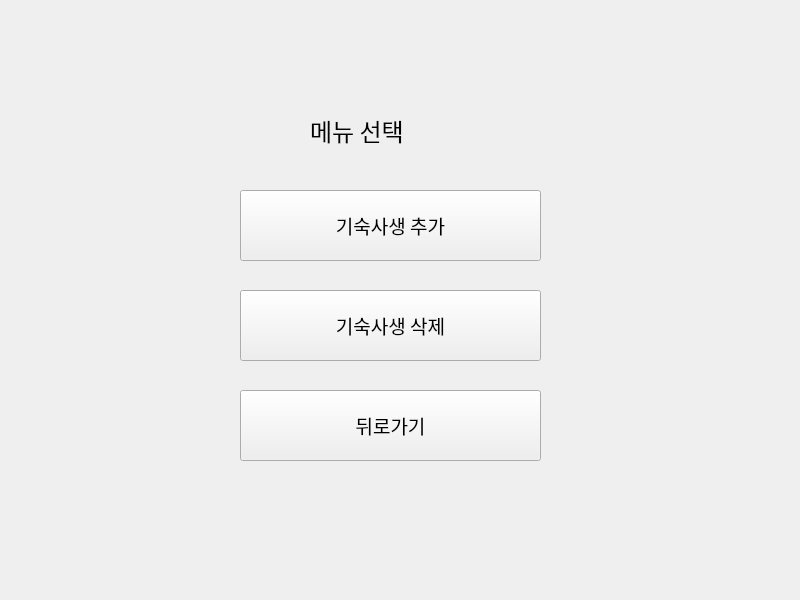
Old version of the form edit.ui in the repository Hyemin-12/goingout-journal.
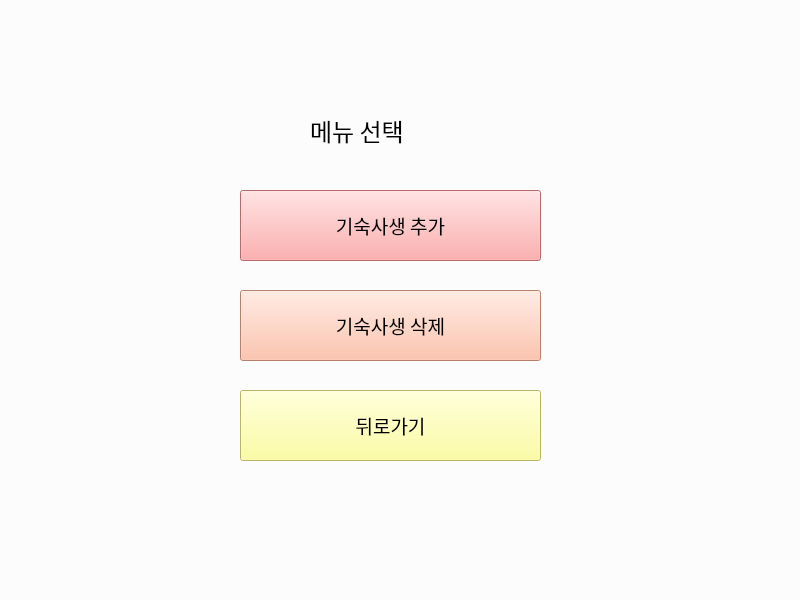
New version of the form.

Patch:
```diff
--- a/edit.ui
+++ b/edit.ui
@@ -13,6 +13,9 @@
   <property name="windowTitle">
    <string>Form</string>
   </property>
+  <property name="styleSheet">
+   <string notr="true">background:rgb(252, 252, 252);</string>
+  </property>
   <widget class="QPushButton" name="btn_add">
    <property name="geometry">
     <rect>
@@ -28,6 +31,9 @@
      <pointsize>14</pointsize>
     </font>
    </property>
+   <property name="styleSheet">
+    <string notr="true">background:rgb(255, 150, 150);</string>
+   </property>
    <property name="text">
     <string>기숙사생 추가</string>
    </property>
@@ -47,6 +53,9 @@
      <pointsize>14</pointsize>
     </font>
    </property>
+   <property name="styleSheet">
+    <string notr="true">background:rgb(255, 180, 150);</string>
+   </property>
    <property name="text">
     <string>기숙사생 삭제</string>
    </property>
@@ -85,6 +94,9 @@
      <pointsize>14</pointsize>
     </font>
    </property>
+   <property name="styleSheet">
+    <string notr="true">background:rgb(255, 255, 140);</string>
+   </property>
    <property name="text">
     <string>뒤로가기</string>
    </property>
```
